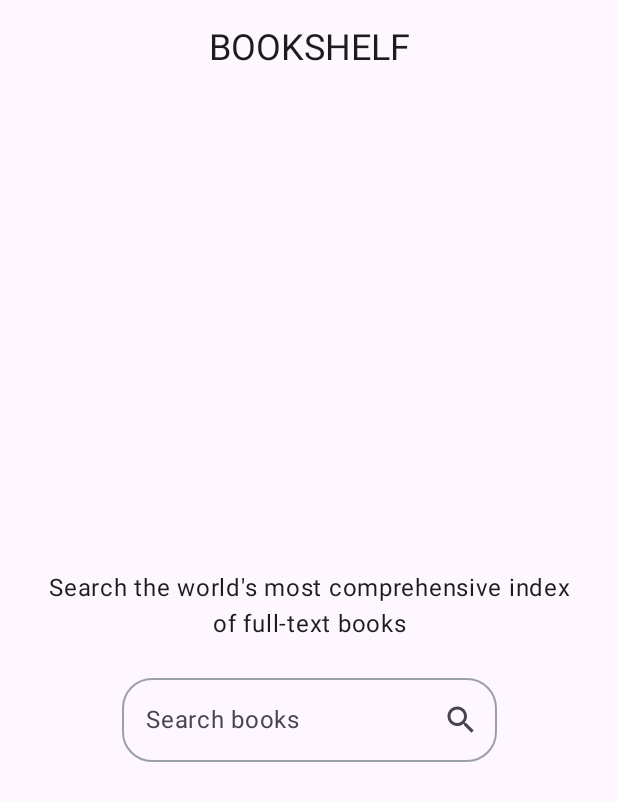
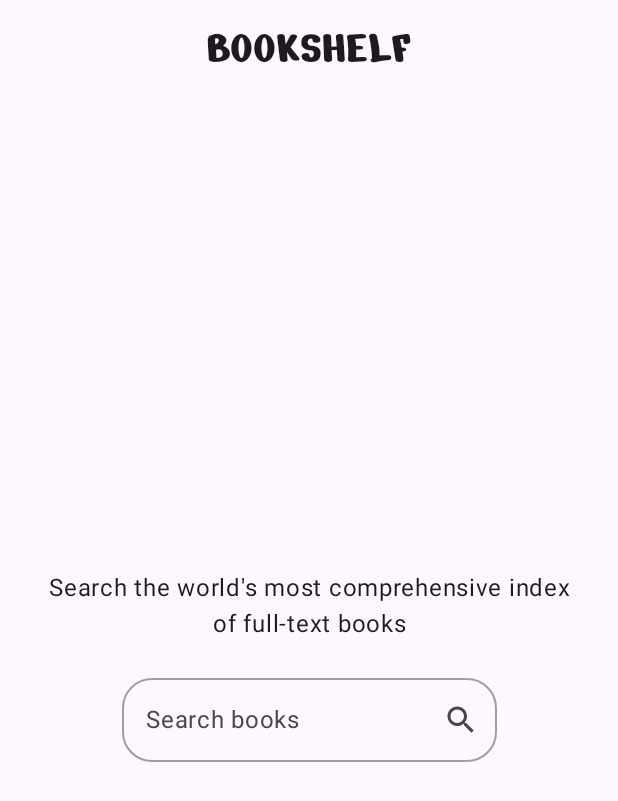
Before and after one commit to GiorgiGrigolia06/Bookshelf, an Android app built with Jetpack Compose: the screen it shows after launch (MainActivity), on a phone screen of 412 x 824 dp. Shown: the top 801 px of the screen. Run offline under Robolectric (Android 15) with nearby library versions, the phone set to English and light mode, and no system bars; libraries missing offline, so code that uses them is left out: com.jakewharton.retrofit2.

```diff
--- a/app/src/main/java/com/example/books/network/Item.kt
+++ b/app/src/main/java/com/example/books/network/Item.kt
@@ -18,8 +18,8 @@ data class Item(
 @Serializable
 data class VolumeInfo(
     val title: String = "Title not available",
-    val authors: List<String> = listOf("Authors not available"),
-    val publishedDate: String = "Date not available",
+    val authors: List<String> = listOf("Author not available"),
+    val publishedDate: String = "Publication date not available",
     val description: String = "Description not available",
     val imageLinks: ImageLinks = ImageLinks(thumbnail = "Image not available")
 )
--- a/app/src/main/java/com/example/books/ui/theme/Type.kt
+++ b/app/src/main/java/com/example/books/ui/theme/Type.kt
@@ -2,11 +2,16 @@ package com.example.books.ui.theme
 
 import androidx.compose.material3.Typography
 import androidx.compose.ui.text.TextStyle
+import androidx.compose.ui.text.font.Font
 import androidx.compose.ui.text.font.FontFamily
 import androidx.compose.ui.text.font.FontWeight
 import androidx.compose.ui.unit.sp
+import com.example.books.R
 
-// Set of Material typography styles to start with
+val Nerko_One = FontFamily(
+    Font(R.font.nerko_one_regular)
+)
+
 val Typography = Typography(
     bodyLarge = TextStyle(
         fontFamily = FontFamily.Default,
@@ -14,21 +19,25 @@ val Typography = Typography(
         fontSize = 16.sp,
         lineHeight = 24.sp,
         letterSpacing = 0.5.sp
-    )
-    /* Other default text styles to override
+    ),
+
     titleLarge = TextStyle(
+        fontFamily = Nerko_One,
+        fontWeight = FontWeight.Normal,
+        fontSize = 32.sp
+    ),
+
+    headlineMedium = TextStyle(
         fontFamily = FontFamily.Default,
         fontWeight = FontWeight.Normal,
-        fontSize = 22.sp,
-        lineHeight = 28.sp,
-        letterSpacing = 0.sp
-    ),
-    labelSmall = TextStyle(
-        fontFamily = FontFamily.Default,
-        fontWeight = FontWeight.Medium,
-        fontSize = 11.sp,
-        lineHeight = 16.sp,
-        letterSpacing = 0.5.sp
+        fontSize = 20.sp
     )
-    */
+
+//    labelSmall = TextStyle(
+//        fontFamily = FontFamily.Default,
+//        fontWeight = FontWeight.Medium,
+//        fontSize = 11.sp,
+//        lineHeight = 16.sp,
+//        letterSpacing = 0.5.sp
+//    )
 )
--- a/app/src/main/res/values/dimens.xml
+++ b/app/src/main/res/values/dimens.xml
@@ -1,4 +1,5 @@
 <?xml version="1.0" encoding="utf-8"?>
+
 <resources>
     <dimen name="unfocused_search_bar_elevation">0dp</dimen>
     <dimen name="focused_search_bar_elevation">5dp</dimen>
@@ -15,4 +16,5 @@
     <dimen name="card_title_spacer">16dp</dimen>
     <dimen name="spacer_between_title_and_content">16dp</dimen>
     <dimen name="divider_thickness">1dp</dimen>
+    <dimen name="content_text_spacer">10dp</dimen>
 </resources>
--- a/app/src/main/res/values/integer.xml
+++ b/app/src/main/res/values/integer.xml
@@ -1,4 +1,5 @@
 <?xml version="1.0" encoding="utf-8"?>
+
 <resources>
     <integer name="publish_date_max_shown_chars">4</integer>
     <integer name="description_max_shown_chars">190</integer>
--- a/app/src/main/res/values/strings.xml
+++ b/app/src/main/res/values/strings.xml
@@ -1,7 +1,10 @@
 <resources>
     <string name="app_name">Bookshelf</string>
-
     <string name="search_input_placeholder">Search books</string>
     <string name="home_screen_description">Search the world\'s most comprehensive index of full-text books</string>
     <string name="button_text">Search</string>
+    <string name="publication_not_available">Publication date not available</string>
+    <string name="description_not_available">Description not available</string>
+    <string name="loading_failed">Loading Failed</string>
+    <string name="try_again">Try Again</string>
 </resources>
```
Also changed, not shown: app/src/main/java/com/example/books/ui/BooksApp.kt (+5 -2 lines), app/src/main/java/com/example/books/ui/screens/ResultsScreen.kt (+34 -17 lines), app/src/main/res/font/nerko_one_regular.ttf (added).
